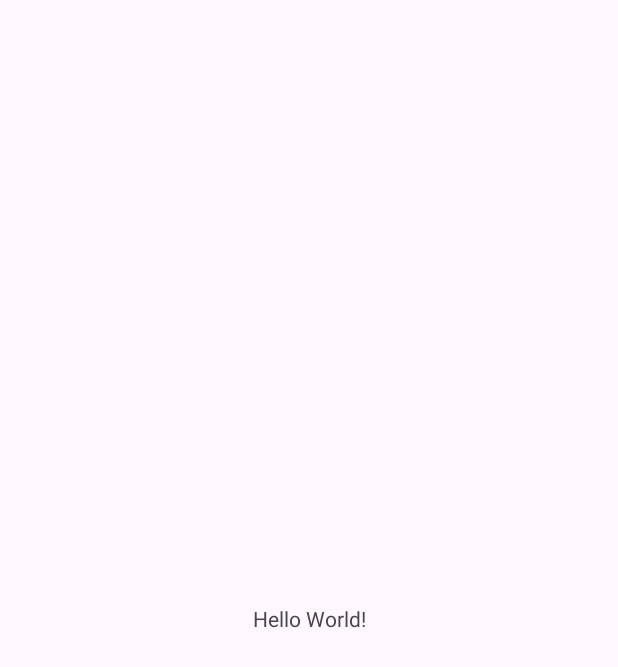
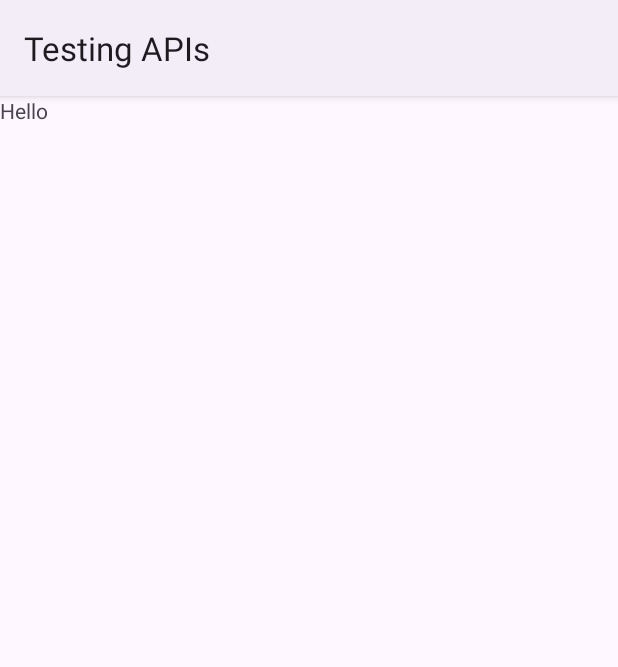
Before and after one commit to islamelhady/InstabugChallenge, an Android app: the screen it shows after launch (MainActivity), on a phone screen of 412 x 824 dp. Before the commit the part shown is almost empty. Shown: the top 667 px of the screen. Run offline under Robolectric (Android 15) with nearby library versions, the phone set to English and light mode, and no system bars; our stand-ins replace navigation-ui.

Commit message:
add navigation graph

```diff
--- a/app/build.gradle.kts
+++ b/app/build.gradle.kts
@@ -33,6 +33,9 @@ android {
     kotlinOptions {
         jvmTarget = "1.8"
     }
+    buildFeatures {
+        viewBinding = true
+    }
 }
 
 dependencies {
@@ -42,6 +45,12 @@ dependencies {
     implementation(libs.material)
     implementation(libs.androidx.activity)
     implementation(libs.androidx.constraintlayout)
+    implementation(libs.androidx.legacy.support.v4)
+    implementation(libs.androidx.lifecycle.livedata.ktx)
+    implementation(libs.androidx.lifecycle.viewmodel.ktx)
+    implementation(libs.androidx.fragment.ktx)
+    implementation(libs.navigation.ui.ktx)
+    implementation(libs.navigation.fragment.ktx)
     testImplementation(libs.junit)
     androidTestImplementation(libs.androidx.junit)
     androidTestImplementation(libs.androidx.espresso.core)
--- a/app/src/main/java/com/elhady/instabugchallenge/MainActivity.kt
+++ b/app/src/main/java/com/elhady/instabugchallenge/MainActivity.kt
@@ -5,12 +5,27 @@ import androidx.activity.enableEdgeToEdge
 import androidx.appcompat.app.AppCompatActivity
 import androidx.core.view.ViewCompat
 import androidx.core.view.WindowInsetsCompat
+import androidx.navigation.NavController
+import androidx.navigation.fragment.NavHostFragment
+import androidx.navigation.ui.setupActionBarWithNavController
+import com.elhady.instabugchallenge.databinding.ActivityMainBinding
 
 class MainActivity : AppCompatActivity() {
+
+    lateinit var binding: ActivityMainBinding
+    lateinit var navController: NavController
     override fun onCreate(savedInstanceState: Bundle?) {
         super.onCreate(savedInstanceState)
         enableEdgeToEdge()
-        setContentView(R.layout.activity_main)
+        binding = ActivityMainBinding.inflate(layoutInflater)
+        setContentView(binding.root)
+
+        val navHostFragment = supportFragmentManager
+            .findFragmentById(R.id.nav_host_fragment) as NavHostFragment
+        navController = navHostFragment.navController
+
+        setupActionBarWithNavController(navController)
+
         ViewCompat.setOnApplyWindowInsetsListener(findViewById(R.id.main)) { v, insets ->
             val systemBars = insets.getInsets(WindowInsetsCompat.Type.systemBars())
             v.setPadding(systemBars.left, systemBars.top, systemBars.right, systemBars.bottom)
--- /dev/null
+++ b/app/src/main/java/com/elhady/instabugchallenge/TestingFragment.kt
@@ -0,0 +1,23 @@
+package com.elhady.instabugchallenge
+
+import androidx.fragment.app.viewModels
+import android.os.Bundle
+import androidx.fragment.app.Fragment
+import android.view.LayoutInflater
+import android.view.View
+import android.view.ViewGroup
+import com.elhady.instabugchallenge.databinding.FragmentTestingBinding
+
+class TestingFragment : Fragment() {
+
+    private val viewModel: TestingViewModel by viewModels()
+    lateinit var binding: FragmentTestingBinding
+
+    override fun onCreateView(
+        inflater: LayoutInflater, container: ViewGroup?,
+        savedInstanceState: Bundle?
+    ): View {
+        binding = FragmentTestingBinding.inflate(inflater, container, false)
+        return binding.root
+    }
+}
--- /dev/null
+++ b/app/src/main/java/com/elhady/instabugchallenge/TestingViewModel.kt
@@ -0,0 +1,7 @@
+package com.elhady.instabugchallenge
+
+import androidx.lifecycle.ViewModel
+
+class TestingViewModel : ViewModel() {
+    // TODO: Implement the ViewModel
+}
--- a/app/src/main/res/layout/activity_main.xml
+++ b/app/src/main/res/layout/activity_main.xml
@@ -7,13 +7,16 @@
     android:layout_height="match_parent"
     tools:context=".MainActivity">
 
-    <TextView
-        android:layout_width="wrap_content"
-        android:layout_height="wrap_content"
-        android:text="Hello World!"
+    <androidx.fragment.app.FragmentContainerView
+        android:id="@+id/nav_host_fragment"
+        android:layout_width="match_parent"
+        android:layout_height="match_parent"
         app:layout_constraintBottom_toBottomOf="parent"
         app:layout_constraintEnd_toEndOf="parent"
         app:layout_constraintStart_toStartOf="parent"
-        app:layout_constraintTop_toTopOf="parent" />
+        app:layout_constraintTop_toTopOf="parent"
+        android:name="androidx.navigation.fragment.NavHostFragment"
+        app:navGraph="@navigation/nav_graph"
+        app:defaultNavHost="true" />
 
 </androidx.constraintlayout.widget.ConstraintLayout>
--- /dev/null
+++ b/app/src/main/res/layout/fragment_testing.xml
@@ -0,0 +1,13 @@
+<?xml version="1.0" encoding="utf-8"?>
+<FrameLayout xmlns:android="http://schemas.android.com/apk/res/android"
+    xmlns:tools="http://schemas.android.com/tools"
+    android:layout_width="match_parent"
+    android:layout_height="match_parent"
+    tools:context=".TestingFragment">
+
+    <TextView
+        android:layout_width="match_parent"
+        android:layout_height="match_parent"
+        android:text="Hello" />
+
+</FrameLayout>
--- /dev/null
+++ b/app/src/main/res/navigation/nav_graph.xml
@@ -0,0 +1,13 @@
+<?xml version="1.0" encoding="utf-8"?>
+<navigation xmlns:android="http://schemas.android.com/apk/res/android"
+    xmlns:app="http://schemas.android.com/apk/res-auto"
+    xmlns:tools="http://schemas.android.com/tools"
+    android:id="@+id/nav_graph"
+    app:startDestination="@id/testingFragment">
+
+    <fragment
+        android:id="@+id/testingFragment"
+        android:name="com.elhady.instabugchallenge.TestingFragment"
+        android:label="Testing APIs"
+        tools:layout="@layout/fragment_testing" />
+</navigation>
--- a/app/src/main/res/values-night/themes.xml
+++ b/app/src/main/res/values-night/themes.xml
@@ -1,6 +1,6 @@
 <resources xmlns:tools="http://schemas.android.com/tools">
     <!-- Base application theme. -->
-    <style name="Base.Theme.InstabugChallenge" parent="Theme.Material3.DayNight.NoActionBar">
+    <style name="Base.Theme.InstabugChallenge" parent="Theme.Material3.DayNight">
         <!-- Customize your dark theme here. -->
         <!-- <item name="colorPrimary">@color/my_dark_primary</item> -->
     </style>
--- a/app/src/main/res/values/themes.xml
+++ b/app/src/main/res/values/themes.xml
@@ -1,6 +1,6 @@
 <resources xmlns:tools="http://schemas.android.com/tools">
     <!-- Base application theme. -->
-    <style name="Base.Theme.InstabugChallenge" parent="Theme.Material3.DayNight.NoActionBar">
+    <style name="Base.Theme.InstabugChallenge" parent="Theme.Material3.DayNight">
         <!-- Customize your light theme here. -->
         <!-- <item name="colorPrimary">@color/my_light_primary</item> -->
     </style>
--- a/gradle/libs.versions.toml
+++ b/gradle/libs.versions.toml
@@ -9,6 +9,11 @@ appcompat = "1.7.0"
 material = "1.12.0"
 activity = "1.9.0"
 constraintlayout = "2.1.4"
+legacySupportV4 = "1.0.0"
+lifecycleLivedataKtx = "2.8.1"
+lifecycleViewmodelKtx = "2.8.1"
+fragmentKtx = "1.8.0"
+navigation-ktx = "2.7.7"
 
 [libraries]
 androidx-core-ktx = { group = "androidx.core", name = "core-ktx", version.ref = "coreKtx" }
@@ -19,6 +24,13 @@ androidx-appcompat = { group = "androidx.appcompat", name = "appcompat", version
 material = { group = "com.google.android.material", name = "material", version.ref = "material" }
 androidx-activity = { group = "androidx.activity", name = "activity", version.ref = "activity" }
 androidx-constraintlayout = { group = "androidx.constraintlayout", name = "constraintlayout", version.ref = "constraintlayout" }
+androidx-legacy-support-v4 = { group = "androidx.legacy", name = "legacy-support-v4", version.ref = "legacySupportV4" }
+androidx-lifecycle-livedata-ktx = { group = "androidx.lifecycle", name = "lifecycle-livedata-ktx", version.ref = "lifecycleLivedataKtx" }
+androidx-lifecycle-viewmodel-ktx = { group = "androidx.lifecycle", name = "lifecycle-viewmodel-ktx", version.ref = "lifecycleViewmodelKtx" }
+androidx-fragment-ktx = { group = "androidx.fragment", name = "fragment-ktx", version.ref = "fragmentKtx" }
+navigation-ui-ktx = { group = "androidx.navigation", name = "navigation-ui-ktx", version.ref = "navigation-ktx" }
+navigation-fragment-ktx = { group = "androidx.navigation", name = "navigation-fragment-ktx", version.ref = "navigation-ktx" }
+
 
 [plugins]
 android-application = { id = "com.android.application", version.ref = "agp" }
```
